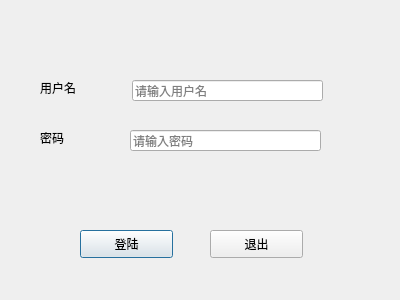
Before: the Qt Designer form 003_login/logindialog.ui in Orig5826/QtDemo, drawn with Qt 5.
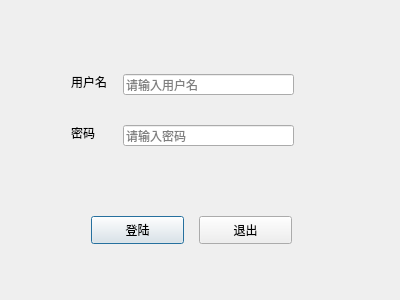
After: the same form once the commit is applied.

Commit message: 最原项目基础上添加布局管理器功能

The edit to the form file:
```diff
--- a/003_login/logindialog.ui
+++ b/003_login/logindialog.ui
@@ -13,51 +13,12 @@
   <property name="windowTitle">
    <string>Dialog</string>
   </property>
-  <widget class="QPushButton" name="loginBtn">
-   <property name="geometry">
-    <rect>
-     <x>80</x>
-     <y>230</y>
-     <width>93</width>
-     <height>28</height>
-    </rect>
-   </property>
-   <property name="text">
-    <string>登陆</string>
-   </property>
-  </widget>
-  <widget class="QPushButton" name="extBtn">
-   <property name="geometry">
-    <rect>
-     <x>210</x>
-     <y>230</y>
-     <width>93</width>
-     <height>28</height>
-    </rect>
-   </property>
-   <property name="text">
-    <string>退出</string>
-   </property>
-  </widget>
-  <widget class="QLineEdit" name="usrLineEdit">
-   <property name="geometry">
-    <rect>
-     <x>132</x>
-     <y>80</y>
-     <width>191</width>
-     <height>21</height>
-    </rect>
-   </property>
-   <property name="placeholderText">
-    <string>请输入用户名</string>
-   </property>
-  </widget>
   <widget class="QLineEdit" name="pwdLineEdit">
    <property name="geometry">
     <rect>
-     <x>130</x>
-     <y>130</y>
-     <width>191</width>
+     <x>123</x>
+     <y>125</y>
+     <width>171</width>
      <height>21</height>
     </rect>
    </property>
@@ -68,32 +29,74 @@
     <string>请输入密码</string>
    </property>
   </widget>
-  <widget class="QLabel" name="label">
+  <widget class="QLineEdit" name="usrLineEdit">
    <property name="geometry">
     <rect>
-     <x>40</x>
-     <y>80</y>
-     <width>72</width>
-     <height>15</height>
+     <x>123</x>
+     <y>74</y>
+     <width>171</width>
+     <height>21</height>
     </rect>
    </property>
-   <property name="text">
-    <string>用户名</string>
+   <property name="placeholderText">
+    <string>请输入用户名</string>
    </property>
   </widget>
   <widget class="QLabel" name="label_2">
    <property name="geometry">
     <rect>
-     <x>40</x>
-     <y>130</y>
-     <width>72</width>
-     <height>15</height>
+     <x>71</x>
+     <y>125</y>
+     <width>30</width>
+     <height>16</height>
     </rect>
    </property>
    <property name="text">
     <string>密码</string>
    </property>
   </widget>
+  <widget class="QLabel" name="label">
+   <property name="geometry">
+    <rect>
+     <x>71</x>
+     <y>74</y>
+     <width>45</width>
+     <height>16</height>
+    </rect>
+   </property>
+   <property name="text">
+    <string>用户名</string>
+   </property>
+  </widget>
+  <widget class="QPushButton" name="extBtn">
+   <property name="geometry">
+    <rect>
+     <x>199</x>
+     <y>216</y>
+     <width>93</width>
+     <height>28</height>
+    </rect>
+   </property>
+   <property name="text">
+    <string>退出</string>
+   </property>
+  </widget>
+  <widget class="QPushButton" name="loginBtn">
+   <property name="geometry">
+    <rect>
+     <x>91</x>
+     <y>216</y>
+     <width>93</width>
+     <height>28</height>
+    </rect>
+   </property>
+   <property name="text">
+    <string>登陆</string>
+   </property>
+   <property name="default">
+    <bool>true</bool>
+   </property>
+  </widget>
  </widget>
  <resources/>
  <connections>
```
The commit also changes 2 other files.
